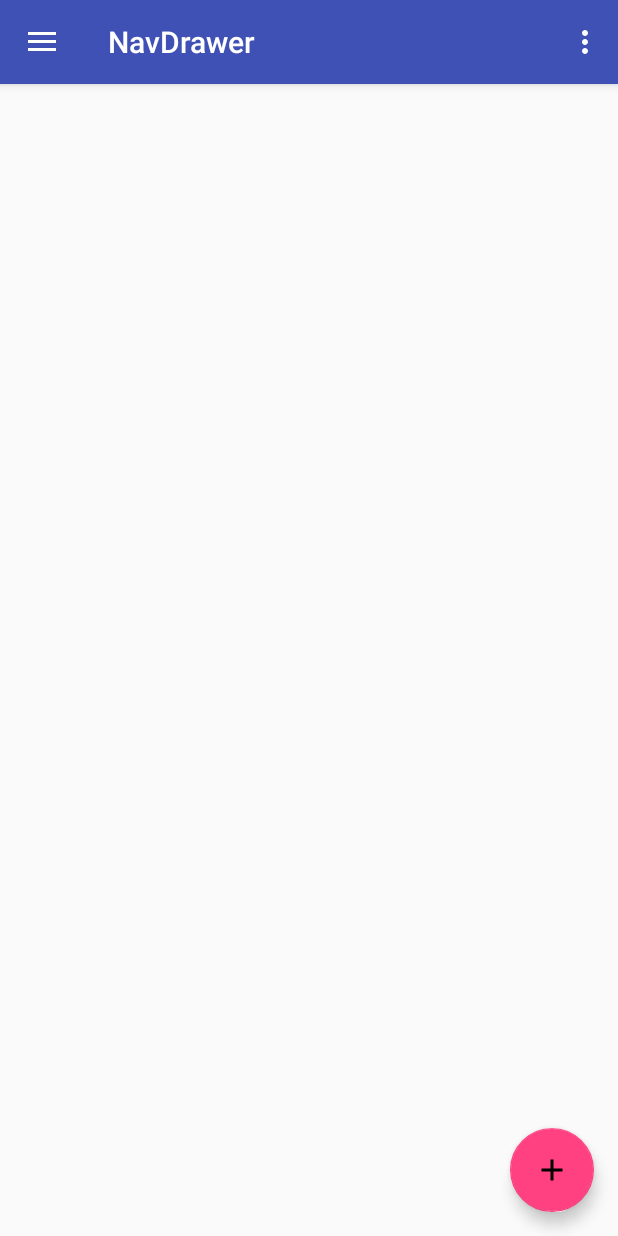
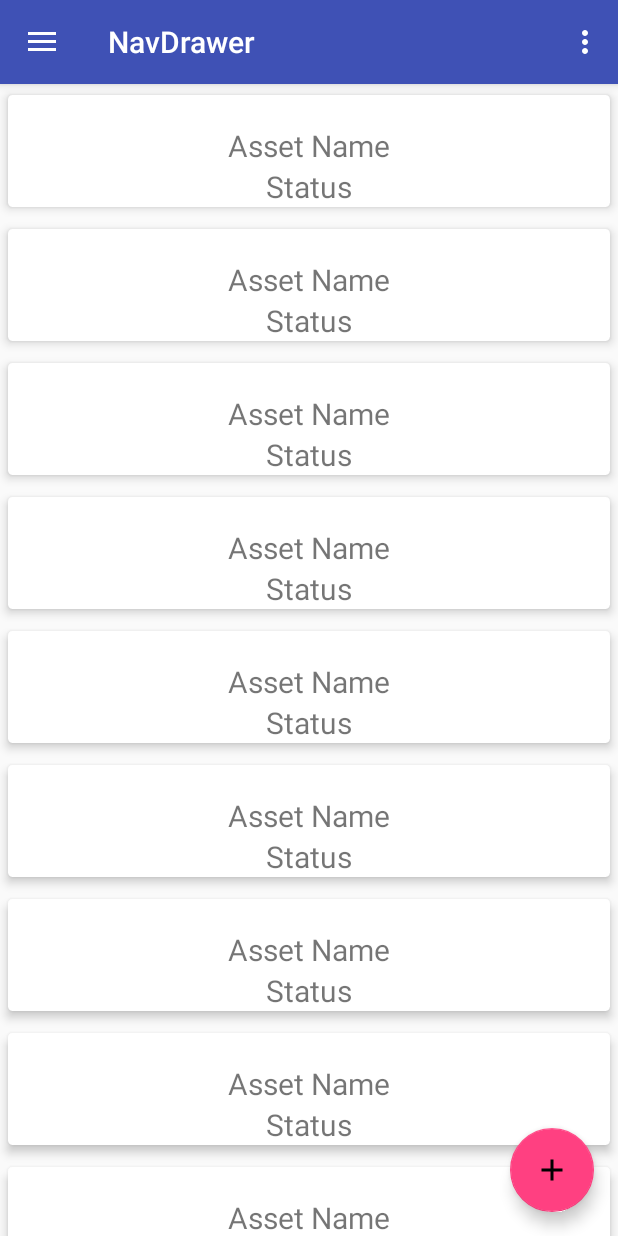
Before and after one commit to jay24rajput/AssetManagementApp, an Android app: the screen it shows after launch (NavDrawer), on a phone screen of 412 x 824 dp. Run offline under Robolectric (Android 15) with nearby library versions, the phone set to English and light mode, and no system bars.

Commit message:
DashBoard page done

```diff
--- a/app/src/main/java/com/example/jay/assetmanagementapp/NavDrawer.java
+++ b/app/src/main/java/com/example/jay/assetmanagementapp/NavDrawer.java
@@ -1,8 +1,11 @@
 package com.example.jay.assetmanagementapp;
 
+import android.content.Context;
 import android.os.Bundle;
 import android.support.design.widget.FloatingActionButton;
 import android.support.design.widget.Snackbar;
+import android.support.v7.widget.CardView;
+import android.view.LayoutInflater;
 import android.view.View;
 import android.support.design.widget.NavigationView;
 import android.support.v4.view.GravityCompat;
@@ -12,6 +15,7 @@ import android.support.v7.app.AppCompatActivity;
 import android.support.v7.widget.Toolbar;
 import android.view.Menu;
 import android.view.MenuItem;
+import android.widget.LinearLayout;
 
 public class NavDrawer extends AppCompatActivity
         implements NavigationView.OnNavigationItemSelectedListener {
@@ -40,6 +44,16 @@ public class NavDrawer extends AppCompatActivity
 
         NavigationView navigationView = (NavigationView) findViewById(R.id.nav_view);
         navigationView.setNavigationItemSelectedListener(this);
+
+        LinearLayout cardViewLinearLayout=(LinearLayout)findViewById(R.id.cardview_linear_layout);
+        for(int i=0;i<=10;i++) {
+            LayoutInflater inflater = (LayoutInflater) getSystemService(Context.LAYOUT_INFLATER_SERVICE);
+            final View rowView = inflater.inflate(R.layout.cardview_layout, null);
+            cardViewLinearLayout.addView(rowView, cardViewLinearLayout.getChildCount() - 1);
+
+        }
+
+
     }
 
     @Override
--- /dev/null
+++ b/app/src/main/res/layout/cardview_layout.xml
@@ -0,0 +1,37 @@
+<?xml version="1.0" encoding="utf-8"?>
+<android.support.v7.widget.CardView
+    xmlns:android="http://schemas.android.com/apk/res/android"
+    xmlns:card_view="http://schemas.android.com/apk/res-auto"
+    android:layout_width="match_parent"
+    android:layout_height="100dp"
+    android:layout_margin="6dp"
+    card_view:cardUseCompatPadding="true"
+    card_view:cardElevation="4dp"
+    card_view:cardCornerRadius="3dp">
+    <LinearLayout
+        android:layout_width="match_parent"
+        android:layout_height="wrap_content"
+        android:orientation="vertical"
+        android:paddingTop="20dp">
+
+        <TextView
+            android:id="@+id/cardview_asset_name"
+            android:layout_width="match_parent"
+            android:layout_height="wrap_content"
+            android:fontFamily="minerva"
+            android:text="Asset Name"
+            android:textAlignment="center"
+            android:textSize="20dp" />
+
+        <TextView
+            android:layout_width="match_parent"
+            android:layout_height="wrap_content"
+            android:fontFamily="minerva"
+            android:text="Status"
+            android:textAlignment="center"
+            android:textSize="20dp" />
+
+    </LinearLayout>
+
+
+</android.support.v7.widget.CardView>
--- a/app/src/main/res/layout/content_nav_drawer.xml
+++ b/app/src/main/res/layout/content_nav_drawer.xml
@@ -1,5 +1,5 @@
 <?xml version="1.0" encoding="utf-8"?>
-<android.support.constraint.ConstraintLayout xmlns:android="http://schemas.android.com/apk/res/android"
+<ScrollView xmlns:android="http://schemas.android.com/apk/res/android"
     xmlns:app="http://schemas.android.com/apk/res-auto"
     xmlns:tools="http://schemas.android.com/tools"
     android:layout_width="match_parent"
@@ -8,4 +8,42 @@
     tools:context=".NavDrawer"
     tools:showIn="@layout/app_bar_nav_drawer">
 
-</android.support.constraint.ConstraintLayout>
+    <LinearLayout
+        android:layout_width="match_parent"
+        android:layout_height="wrap_content"
+        android:orientation="vertical"
+        android:id="@+id/cardview_linear_layout">
+
+        <android.support.v7.widget.CardView
+            android:id="@+id/dasboard_cardview"
+            android:layout_width="match_parent"
+            android:layout_height="100dp">
+
+            <LinearLayout
+                android:layout_width="match_parent"
+                android:layout_height="wrap_content"
+                android:orientation="vertical"
+                android:paddingTop="20dp">
+
+                <TextView
+                    android:id="@+id/cardview_asset_name"
+                    android:layout_width="match_parent"
+                    android:layout_height="wrap_content"
+                    android:fontFamily="minerva"
+                    android:text="Asset Name"
+                    android:textAlignment="center"
+                    android:textSize="20dp" />
+
+                <TextView
+                    android:layout_width="match_parent"
+                    android:layout_height="wrap_content"
+                    android:fontFamily="minerva"
+                    android:text="Status"
+                    android:textAlignment="center"
+                    android:textSize="20dp" />
+
+            </LinearLayout>
+
+        </android.support.v7.widget.CardView>
+    </LinearLayout>
+</ScrollView>
```
